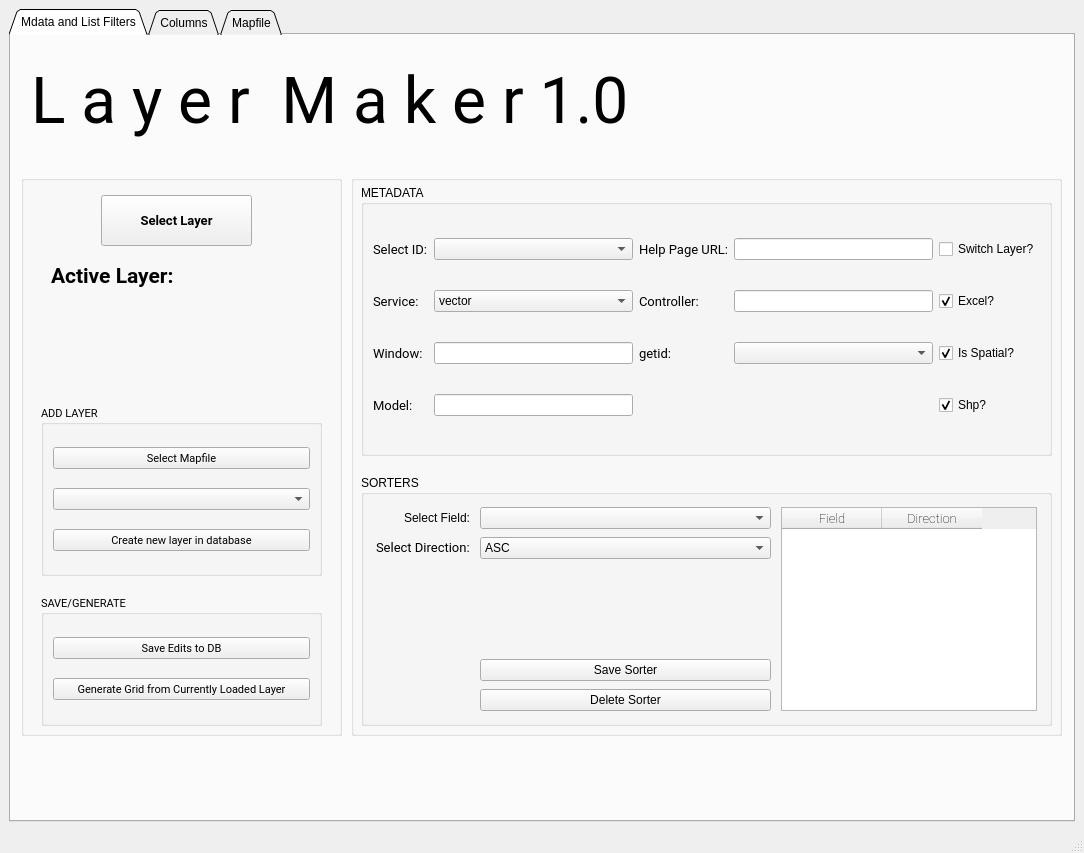
Qt form QTFiles/LayerMaker_GUI_v1.ui (select-8/LayerMaker) before a commit.
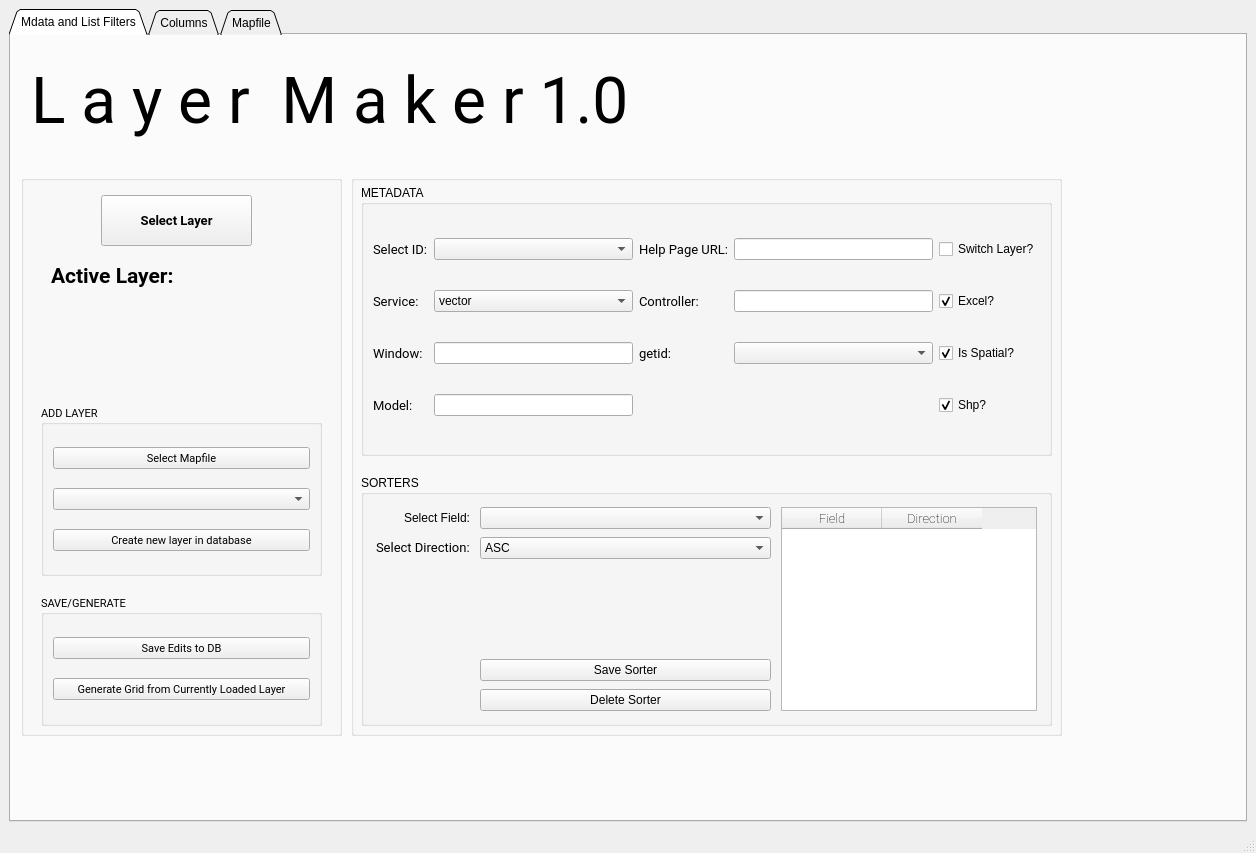
The same form after that commit.

What changed in the file:
```diff
--- a/QTFiles/LayerMaker_GUI_v1.ui
+++ b/QTFiles/LayerMaker_GUI_v1.ui
@@ -6,7 +6,7 @@
    <rect>
     <x>0</x>
     <y>0</y>
-    <width>1084</width>
+    <width>1256</width>
     <height>853</height>
    </rect>
   </property>
```
Left out of the diff: 2 changed lines with no effect on the pictures.
